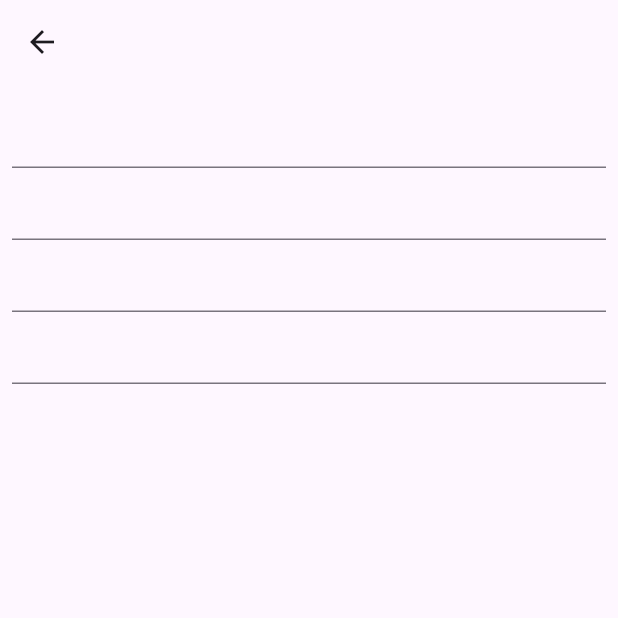
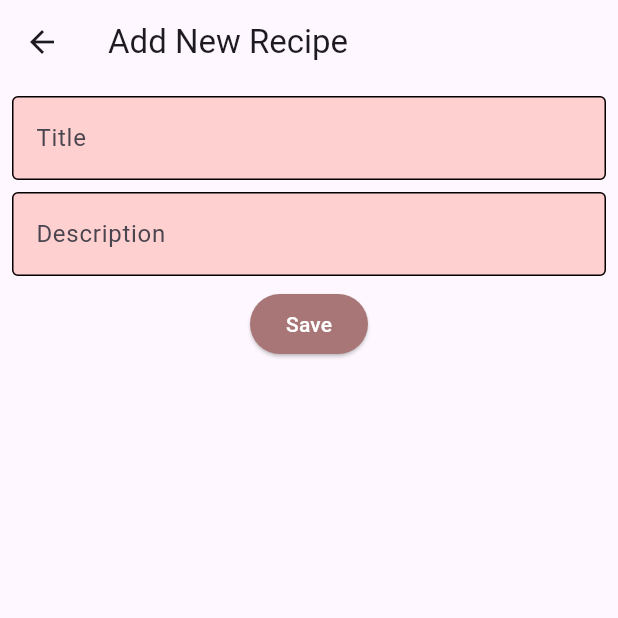
Before and after one commit to Zer0-01/Flutter-Recipe-Shot, a Flutter app: the AddRecipeView screen opened by its route, on a phone screen of 412 x 824 dp, the top half of it. Run offline on Flutter 3.47's test engine with Material 3 defaults, Android fonts, the phone set to English and light mode, and no system bars; our stand-ins replace cloud_firestore, firebase_auth, firebase_core; accounts and stored records are empty.

Commit message:
feat: update the add recipe view
add custome text form field widget
add custom elevated button widget

```diff
--- a/lib/features/add_recipe/view/add_recipe_view.dart
+++ b/lib/features/add_recipe/view/add_recipe_view.dart
@@ -1,4 +1,6 @@
 import 'package:flutter/material.dart';
+import 'package:flutter_recipe_shot/res/widgets/custom_elevated_button_widget.dart';
+import 'package:flutter_recipe_shot/res/widgets/custom_text_form_field_widget.dart';
 
 class AddRecipeView extends StatefulWidget {
   static const String id = 'add_recipe_view';
@@ -12,17 +14,28 @@ class _AddRecipeViewState extends State<AddRecipeView> {
   @override
   Widget build(BuildContext context) {
     return Scaffold(
-      appBar: AppBar(),
-      body: const Padding(
-        padding: EdgeInsets.all(8.0),
+      appBar: AppBar(
+        title: const Text('Add New Recipe'),
+      ),
+      body: Padding(
+        padding: const EdgeInsets.all(8.0),
         child: Column(
           children: [
-            TextField(
-
+            const CustomTextFormFieldWidget(
+              labelText: 'Title',
             ),
-            TextField(),
-            TextField(),
-            TextField(),
+            const SizedBox(
+              height: 8,
+            ),
+            const CustomTextFormFieldWidget(
+              labelText: 'Description',
+            ),
+            const SizedBox(
+              height: 8,
+            ),
+            CustomElevatedButtonWidget(
+              onPressed: () {},
+            ),
           ],
         ),
       ),
--- /dev/null
+++ b/lib/res/widgets/custom_elevated_button_widget.dart
@@ -0,0 +1,21 @@
+import 'package:flutter/material.dart';
+import 'package:flutter_recipe_shot/res/colors/app_colors.dart';
+
+class CustomElevatedButtonWidget extends StatelessWidget {
+  final VoidCallback onPressed;
+  const CustomElevatedButtonWidget({super.key, required this.onPressed});
+
+  @override
+  Widget build(BuildContext context) {
+    return ElevatedButton(
+
+      onPressed: onPressed,
+      style: ElevatedButton.styleFrom(
+        backgroundColor: AppColors.primaryColor,
+        foregroundColor: Colors.white
+
+      ),
+      child: const Text('Save'),
+    );
+  }
+}
--- /dev/null
+++ b/lib/res/widgets/custom_text_form_field_widget.dart
@@ -0,0 +1,46 @@
+import 'package:flutter/material.dart';
+import 'package:flutter_recipe_shot/res/colors/app_colors.dart';
+
+class CustomTextFormFieldWidget extends StatelessWidget {
+  final TextEditingController? controller;
+  final String? Function(String?)? validator;
+  final String? hintText;
+  final String? labelText;
+
+  const CustomTextFormFieldWidget(
+      {super.key,
+      this.controller,
+      this.validator,
+      this.hintText,
+      this.labelText});
+
+  @override
+  Widget build(BuildContext context) {
+    return TextFormField(
+
+      controller: controller,
+      validator: validator,
+      decoration: InputDecoration(
+        filled: true,
+        fillColor: AppColors.secondaryColor,
+        labelText: labelText,
+        hintText: hintText,
+        enabledBorder: const OutlineInputBorder(
+          borderSide: BorderSide(
+            color: Colors.black,
+          ),
+        ),
+        focusedBorder: const OutlineInputBorder(
+          borderSide: BorderSide(
+            color: Colors.black,
+          ),
+        ),
+        errorBorder: const OutlineInputBorder(
+          borderSide: BorderSide(
+            color: Colors.red,
+          ),
+        ),
+      ),
+    );
+  }
+}
```
